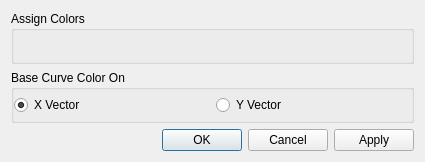
This is src/libkstapp/choosecolordialog.ui in Kst-plot/kst as Qt 5 draws it before an edit. The edited form follows.
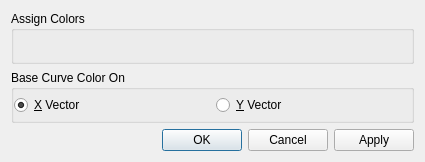
This is the edited form.

Commit message: Fix up some dialogs; add whatsthis.

```diff
--- a/src/libkstapp/choosecolordialog.ui
+++ b/src/libkstapp/choosecolordialog.ui
@@ -50,7 +50,7 @@
       <item row="0" column="0" >
        <widget class="QRadioButton" name="_xVector" >
         <property name="text" >
-         <string>X Vector</string>
+         <string>&amp;X Vector</string>
         </property>
         <property name="checked" >
          <bool>true</bool>
@@ -60,7 +60,7 @@
       <item row="0" column="1" >
        <widget class="QRadioButton" name="_yVector" >
         <property name="text" >
-         <string>Y Vector</string>
+         <string>&amp;Y Vector</string>
         </property>
        </widget>
       </item>
```
Left out of the diff: 23 changed lines with no effect on the pictures. The commit also changes 4 other files.
